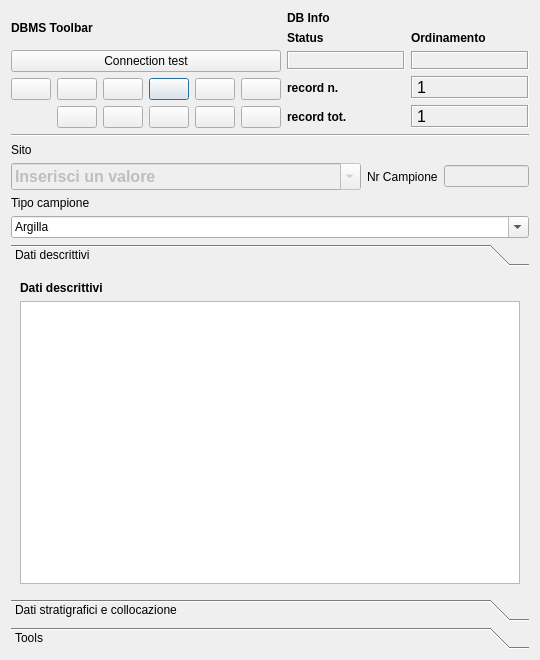
First picture: the form in gui/ui/Campioni.ui, repository pyarchinit/pyarchinit, before the edit.
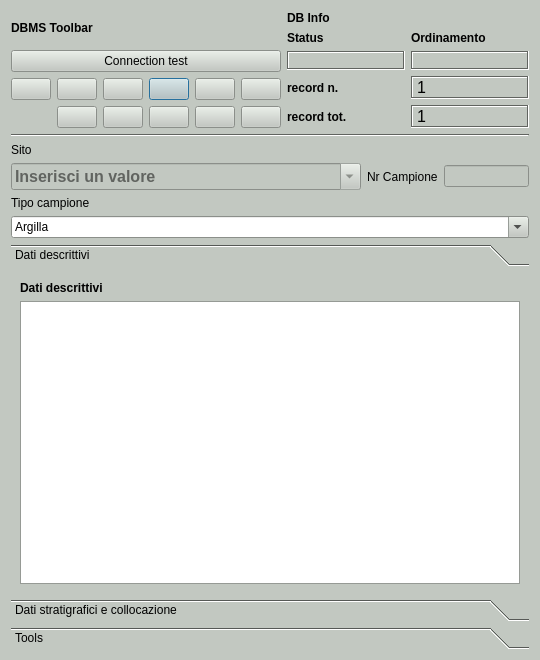
Second picture: the form after the edit. Icons and pictures are not drawn.

Commit message: change backgroud color ui

```diff
--- a/gui/ui/Campioni.ui
+++ b/gui/ui/Campioni.ui
@@ -16,6 +16,448 @@
     <height>400</height>
    </size>
   </property>
+  <property name="palette">
+   <palette>
+    <active>
+     <colorrole role="WindowText">
+      <brush brushstyle="SolidPattern">
+       <color alpha="255">
+        <red>0</red>
+        <green>0</green>
+        <blue>0</blue>
+       </color>
+      </brush>
+     </colorrole>
+     <colorrole role="Button">
+      <brush brushstyle="SolidPattern">
+       <color alpha="255">
+        <red>194</red>
+        <green>200</green>
+        <blue>193</blue>
+       </color>
+      </brush>
+     </colorrole>
+     <colorrole role="Light">
+      <brush brushstyle="SolidPattern">
+       <color alpha="255">
+        <red>255</red>
+        <green>255</green>
+        <blue>255</blue>
+       </color>
+      </brush>
+     </colorrole>
+     <colorrole role="Midlight">
+      <brush brushstyle="SolidPattern">
+       <color alpha="255">
+        <red>224</red>
+        <green>227</green>
+        <blue>224</blue>
+       </color>
+      </brush>
+     </colorrole>
+     <colorrole role="Dark">
+      <brush brushstyle="SolidPattern">
+       <color alpha="255">
+        <red>97</red>
+        <green>100</green>
+        <blue>96</blue>
+       </color>
+      </brush>
+     </colorrole>
+     <colorrole role="Mid">
+      <brush brushstyle="SolidPattern">
+       <color alpha="255">
+        <red>129</red>
+        <green>133</green>
+        <blue>129</blue>
+       </color>
+      </brush>
+     </colorrole>
+     <colorrole role="Text">
+      <brush brushstyle="SolidPattern">
+       <color alpha="255">
+        <red>0</red>
+        <green>0</green>
+        <blue>0</blue>
+       </color>
+      </brush>
+     </colorrole>
+     <colorrole role="BrightText">
+      <brush brushstyle="SolidPattern">
+       <color alpha="255">
+        <red>255</red>
+        <green>255</green>
+        <blue>255</blue>
+       </color>
+      </brush>
+     </colorrole>
+     <colorrole role="ButtonText">
+      <brush brushstyle="SolidPattern">
+       <color alpha="255">
+        <red>0</red>
+        <green>0</green>
+        <blue>0</blue>
+       </color>
+      </brush>
+     </colorrole>
+     <colorrole role="Base">
+      <brush brushstyle="SolidPattern">
+       <color alpha="255">
+        <red>255</red>
+        <green>255</green>
+        <blue>255</blue>
+       </color>
+      </brush>
+     </colorrole>
+     <colorrole role="Window">
+      <brush brushstyle="SolidPattern">
+       <color alpha="255">
+        <red>194</red>
+        <green>200</green>
+        <blue>193</blue>
+       </color>
+      </brush>
+     </colorrole>
+     <colorrole role="Shadow">
+      <brush brushstyle="SolidPattern">
+       <color alpha="255">
+        <red>0</red>
+        <green>0</green>
+        <blue>0</blue>
+       </color>
+      </brush>
+     </colorrole>
+     <colorrole role="AlternateBase">
+      <brush brushstyle="SolidPattern">
+       <color alpha="255">
+        <red>224</red>
+        <green>227</green>
+        <blue>224</blue>
+       </color>
+      </brush>
+     </colorrole>
+     <colorrole role="ToolTipBase">
+      <brush brushstyle="SolidPattern">
+       <color alpha="255">
+        <red>255</red>
+        <green>255</green>
+        <blue>220</blue>
+       </color>
+      </brush>
+     </colorrole>
+     <colorrole role="ToolTipText">
+      <brush brushstyle="SolidPattern">
+       <color alpha="255">
+        <red>0</red>
+        <green>0</green>
+        <blue>0</blue>
+       </color>
+      </brush>
+     </colorrole>
+     <colorrole role="PlaceholderText">
+      <brush brushstyle="SolidPattern">
+       <color alpha="128">
+        <red>0</red>
+        <green>0</green>
+        <blue>0</blue>
+       </color>
+      </brush>
+     </colorrole>
+    </active>
+    <inactive>
+     <colorrole role="WindowText">
+      <brush brushstyle="SolidPattern">
+       <color alpha="255">
+        <red>0</red>
+        <green>0</green>
+        <blue>0</blue>
+       </color>
+      </brush>
+     </colorrole>
+     <colorrole role="Button">
+      <brush brushstyle="SolidPattern">
+       <color alpha="255">
+        <red>194</red>
+        <green>200</green>
+        <blue>193</blue>
+       </color>
+      </brush>
+     </colorrole>
+     <colorrole role="Light">
+      <brush brushstyle="SolidPattern">
+       <color alpha="255">
+        <red>255</red>
+        <green>255</green>
+        <blue>255</blue>
+       </color>
+      </brush>
+     </colorrole>
+     <colorrole role="Midlight">
+      <brush brushstyle="SolidPattern">
+       <color alpha="255">
+        <red>224</red>
+        <green>227</green>
+        <blue>224</blue>
+       </color>
+      </brush>
+     </colorrole>
+     <colorrole role="Dark">
+      <brush brushstyle="SolidPattern">
+       <color alpha="255">
+        <red>97</red>
+        <green>100</green>
+        <blue>96</blue>
+       </color>
+      </brush>
+     </colorrole>
+     <colorrole role="Mid">
+      <brush brushstyle="SolidPattern">
+       <color alpha="255">
+        <red>129</red>
+        <green>133</green>
+        <blue>129</blue>
+       </color>
+      </brush>
+     </colorrole>
+     <colorrole role="Text">
+      <brush brushstyle="SolidPattern">
+       <color alpha="255">
+        <red>0</red>
+        <green>0</green>
+        <blue>0</blue>
+       </color>
+      </brush>
+     </colorrole>
+     <colorrole role="BrightText">
+      <brush brushstyle="SolidPattern">
+       <color alpha="255">
+        <red>255</red>
+        <green>255</green>
+        <blue>255</blue>
+       </color>
+      </brush>
+     </colorrole>
+     <colorrole role="ButtonText">
+      <brush brushstyle="SolidPattern">
+       <color alpha="255">
+        <red>0</red>
+        <green>0</green>
+        <blue>0</blue>
+       </color>
+      </brush>
+     </colorrole>
+     <colorrole role="Base">
+      <brush brushstyle="SolidPattern">
+       <color alpha="255">
+        <red>255</red>
+        <green>255</green>
+        <blue>255</blue>
+       </color>
+      </brush>
+     </colorrole>
+     <colorrole role="Window">
+      <brush brushstyle="SolidPattern">
+       <color alpha="255">
+        <red>194</red>
+        <green>200</green>
+        <blue>193</blue>
+       </color>
+      </brush>
+     </colorrole>
+     <colorrole role="Shadow">
+      <brush brushstyle="SolidPattern">
+       <color alpha="255">
+        <red>0</red>
+        <green>0</green>
+        <blue>0</blue>
+       </color>
+      </brush>
+     </colorrole>
+     <colorrole role="AlternateBase">
+      <brush brushstyle="SolidPattern">
+       <color alpha="255">
+        <red>224</red>
+        <green>227</green>
+        <blue>224</blue>
+       </color>
+      </brush>
+     </colorrole>
+     <colorrole role="ToolTipBase">
+      <brush brushstyle="SolidPattern">
+       <color alpha="255">
+        <red>255</red>
+        <green>255</green>
+        <blue>220</blue>
+       </color>
+      </brush>
+     </colorrole>
+     <colorrole role="ToolTipText">
+      <brush brushstyle="SolidPattern">
+       <color alpha="255">
+        <red>0</red>
+        <green>0</green>
+        <blue>0</blue>
+       </color>
+      </brush>
+     </colorrole>
+     <colorrole role="PlaceholderText">
+      <brush brushstyle="SolidPattern">
+       <color alpha="128">
+        <red>0</red>
+        <green>0</green>
+        <blue>0</blue>
+       </color>
+      </brush>
+     </colorrole>
+    </inactive>
+    <disabled>
+     <colorrole role="WindowText">
+      <brush brushstyle="SolidPattern">
+       <color alpha="255">
+        <red>97</red>
+        <green>100</green>
+        <blue>96</blue>
+       </color>
+      </brush>
+     </colorrole>
+     <colorrole role="Button">
+      <brush brushstyle="SolidPattern">
+       <color alpha="255">
+        <red>194</red>
+        <green>200</green>
+        <blue>193</blue>
+       </color>
+      </brush>
+     </colorrole>
+     <colorrole role="Light">
+      <brush brushstyle="SolidPattern">
+       <color alpha="255">
+        <red>255</red>
+        <green>255</green>
+        <blue>255</blue>
+       </color>
+      </brush>
+     </colorrole>
+     <colorrole role="Midlight">
+      <brush brushstyle="SolidPattern">
+       <color alpha="255">
+        <red>224</red>
+        <green>227</green>
+        <blue>224</blue>
+       </color>
+      </brush>
+     </colorrole>
+     <colorrole role="Dark">
+      <brush brushstyle="SolidPattern">
+       <color alpha="255">
+        <red>97</red>
+        <green>100</green>
+        <blue>96</blue>
+       </color>
+      </brush>
+     </colorrole>
+     <colorrole role="Mid">
+      <brush brushstyle="SolidPattern">
+       <color alpha="255">
+        <red>129</red>
+        <green>133</green>
+        <blue>129</blue>
+       </color>
+      </brush>
+     </colorrole>
+     <colorrole role="Text">
+      <brush brushstyle="SolidPattern">
+       <color alpha="255">
+        <red>97</red>
+        <green>100</green>
+        <blue>96</blue>
+       </color>
+      </brush>
+     </colorrole>
+     <colorrole role="BrightText">
+      <brush brushstyle="SolidPattern">
+       <color alpha="255">
+        <red>255</red>
+        <green>255</green>
+        <blue>255</blue>
+       </color>
+      </brush>
+     </colorrole>
+     <colorrole role="ButtonText">
+      <brush brushstyle="SolidPattern">
+       <color alpha="255">
+        <red>97</red>
+        <green>100</green>
+        <blue>96</blue>
+       </color>
+      </brush>
+     </colorrole>
+     <colorrole role="Base">
+      <brush brushstyle="SolidPattern">
+       <color alpha="255">
+        <red>194</red>
+        <green>200</green>
+        <blue>193</blue>
+       </color>
+      </brush>
+     </colorrole>
+     <colorrole role="Window">
+      <brush brushstyle="SolidPattern">
+       <color alpha="255">
+        <red>194</red>
+        <green>200</green>
+        <blue>193</blue>
+       </color>
+      </brush>
+     </colorrole>
+     <colorrole role="Shadow">
+      <brush brushstyle="SolidPattern">
+       <color alpha="255">
+        <red>0</red>
+        <green>0</green>
+        <blue>0</blue>
+       </color>
+      </brush>
+     </colorrole>
+     <colorrole role="AlternateBase">
+      <brush brushstyle="SolidPattern">
+       <color alpha="255">
+        <red>194</red>
+        <green>200</green>
+        <blue>193</blue>
+       </color>
+      </brush>
+     </colorrole>
+     <colorrole role="ToolTipBase">
+      <brush brushstyle="SolidPattern">
+       <color alpha="255">
+        <red>255</red>
+        <green>255</green>
+        <blue>220</blue>
+       </color>
+      </brush>
+     </colorrole>
+     <colorrole role="ToolTipText">
+      <brush brushstyle="SolidPattern">
+       <color alpha="255">
+        <red>0</red>
+        <green>0</green>
+        <blue>0</blue>
+       </color>
+      </brush>
+     </colorrole>
+     <colorrole role="PlaceholderText">
+      <brush brushstyle="SolidPattern">
+       <color alpha="128">
+        <red>0</red>
+        <green>0</green>
+        <blue>0</blue>
+       </color>
+      </brush>
+     </colorrole>
+    </disabled>
+   </palette>
+  </property>
   <property name="windowTitle">
    <string>pyArchInit Gestione Scavi - Scheda Campioni</string>
   </property>
@@ -507,8 +949,8 @@
        <rect>
         <x>0</x>
         <y>0</y>
-        <width>518</width>
-        <height>261</height>
+        <width>522</width>
+        <height>322</height>
        </rect>
       </property>
       <attribute name="label">
```
Left out of the diff: 8 changed lines with no effect on the pictures. The commit also changes 36 other files.
